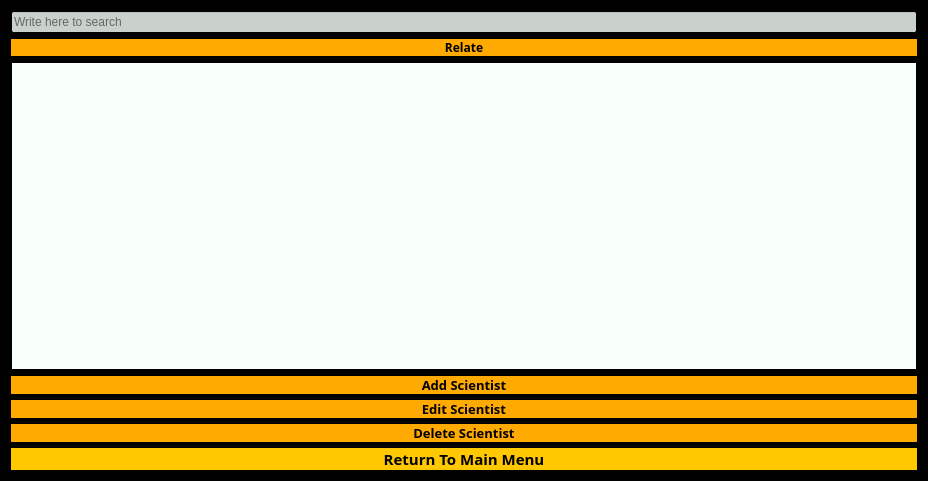
Old version of the form scientistswindow.ui in the repository stefanv15/verklegtNamskeid_skil3.
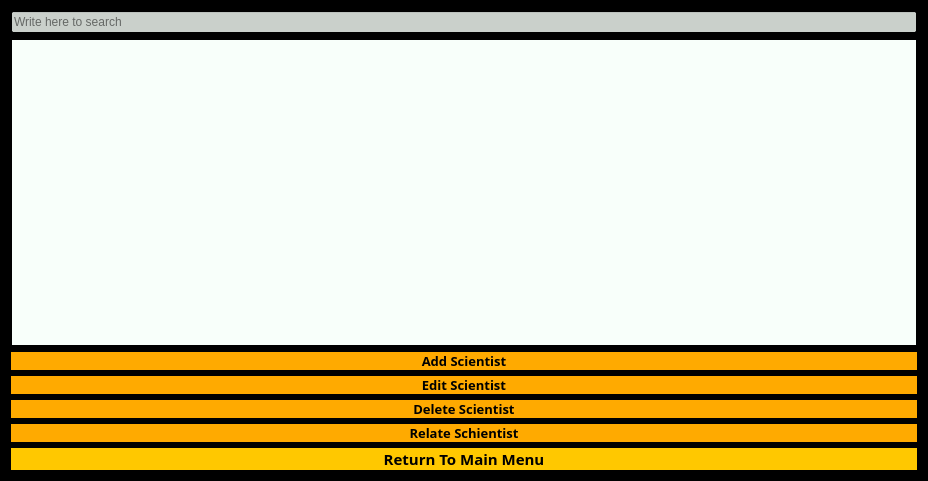
New version of the form.

Commit message: Nafnagiftir á öllum föllum, relate takki færður

```diff
--- a/scientistswindow.ui
+++ b/scientistswindow.ui
@@ -146,29 +146,7 @@
     </widget>
    </item>
    <item>
-    <widget class="QPushButton" name="button_scientist_relation">
-     <property name="font">
-      <font>
-       <family>Rockwell</family>
-       <weight>75</weight>
-       <bold>true</bold>
-      </font>
-     </property>
-     <property name="styleSheet">
-      <string notr="true">QPushButton
-{
-	color: black;
-	background-color: rgba(255, 170, 0);
-	border: none;
-}</string>
-     </property>
-     <property name="text">
-      <string>Relate</string>
-     </property>
-    </widget>
-   </item>
-   <item>
-    <widget class="QTableWidget" name="table_scientists">
+    <widget class="QTableWidget" name="table_scientist_scientists">
      <property name="minimumSize">
       <size>
        <width>452</width>
@@ -290,7 +268,30 @@
     </widget>
    </item>
    <item>
-    <widget class="QPushButton" name="ret_button">
+    <widget class="QPushButton" name="button_scientist_relation">
+     <property name="font">
+      <font>
+       <family>Rockwell</family>
+       <pointsize>10</pointsize>
+       <weight>75</weight>
+       <bold>true</bold>
+      </font>
+     </property>
+     <property name="styleSheet">
+      <string notr="true">QPushButton
+{
+	color: black;
+	background-color: rgba(255, 170, 0);
+	border: none;
+}</string>
+     </property>
+     <property name="text">
+      <string>Relate Schientist</string>
+     </property>
+    </widget>
+   </item>
+   <item>
+    <widget class="QPushButton" name="button_scientist_return">
      <property name="font">
       <font>
        <family>Rockwell</family>
```
Left out of the diff: 2 changed lines with no effect on the pictures. The commit also changes 51 other files.
